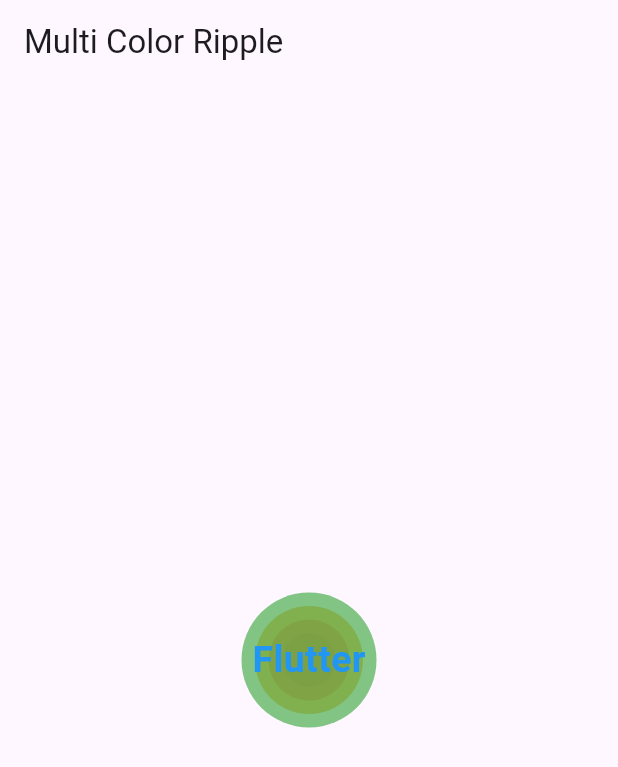
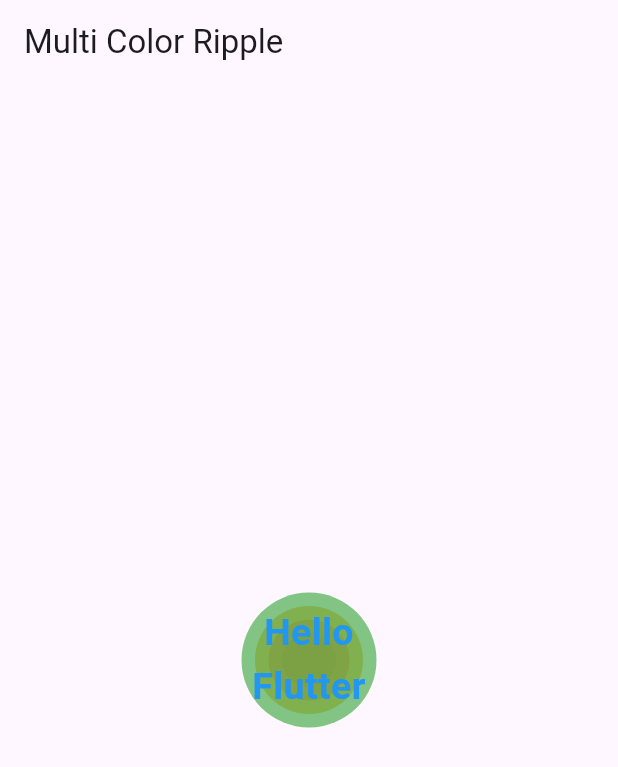
Before and after one commit to shosibsheikh/Flutter_Projuct, a Flutter app: the screen it shows after launch, on a phone screen of 412 x 824 dp. Shown: the top 767 px of the screen. Run offline on Flutter 3.47's test engine with Material 3 defaults, Android fonts, the phone set to English and light mode, and no system bars.

Commit message:
Initial Flutter project setup

```diff
--- a/lib/main.dart
+++ b/lib/main.dart
@@ -75,8 +75,18 @@
                   ),
 
                 // Center Text
+                // const Text(
+                //   "Flutter",
+                //   style: TextStyle(
+                //     fontSize: 25,
+                //     fontWeight: FontWeight.bold,
+                //     color: Colors.blue,
+                //   ),
+                // ),
                 const Text(
-                  "Flutter",
+                  "Hello\nFlutter",
+                  textAlign: TextAlign.center,
+                  maxLines: 2,
                   style: TextStyle(
                     fontSize: 25,
                     fontWeight: FontWeight.bold,
```
